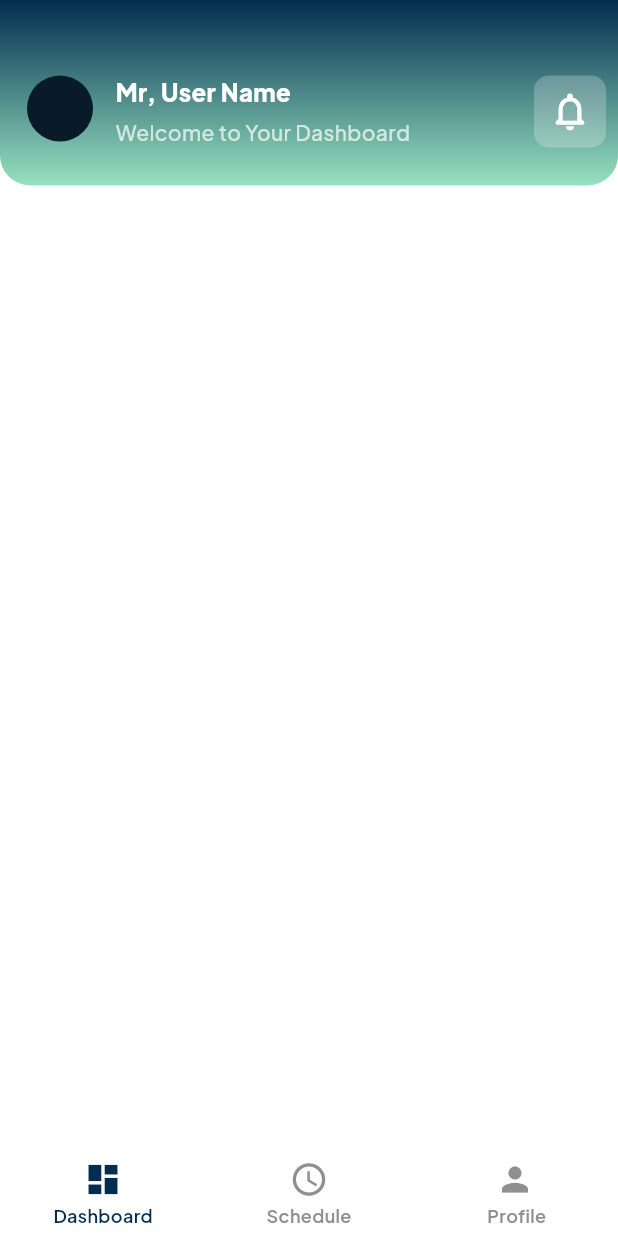
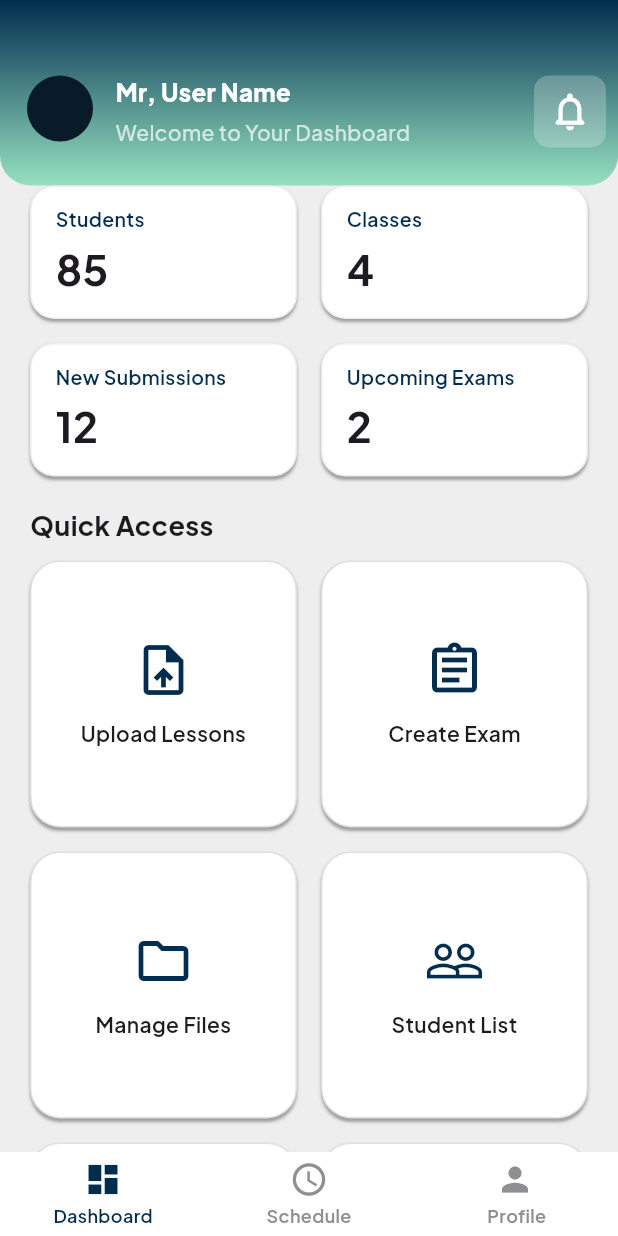
Before and after one commit to Ahmedmo1910/e-learning_dashboard, a Flutter app: the MainScreen screen opened by its route, on a phone screen of 412 x 824 dp. Run offline on Flutter 3.47's test engine with Material 3 defaults, Android fonts, the phone set to English and light mode, and no system bars; drawn by our look-alikes of persistent_bottom_nav_bar_v2; our stand-ins replace dio, dots_indicator, flutter_bloc, flutter_svg, gap, get_it and 2 more; accounts and stored records are empty.

Commit message:
Implemented dashboard feature

```diff
--- a/lib/features/dashboard/presentation/views/dashboard_screen.dart
+++ b/lib/features/dashboard/presentation/views/dashboard_screen.dart
@@ -1,11 +1,35 @@
 import 'package:flutter/material.dart';
-import 'widgets/custom_app_bar.dart';
+import 'package:teachers_dashboard/features/dashboard/presentation/views/widgets/custom_app_bar.dart';
+import 'package:teachers_dashboard/features/dashboard/presentation/views/widgets/quick_access_grid.dart';
+import 'package:teachers_dashboard/features/dashboard/presentation/views/widgets/stats_grid.dart';
 
 class DashboardScreen extends StatelessWidget {
   const DashboardScreen({super.key});
-
   @override
   Widget build(BuildContext context) {
-    return Column(children: [CustomAppBar()]);
+    return Container(
+      color: Colors.grey[200],
+      child: SingleChildScrollView(
+        child: Column(
+          crossAxisAlignment: CrossAxisAlignment.start,
+          children: const [
+            CustomAppBar(),
+            StatsGrid(),
+            SizedBox(height: 20),
+
+            Padding(
+              padding: EdgeInsets.only(left: 20),
+              child: Text(
+                'Quick Access',
+                style: TextStyle(fontSize: 18, fontWeight: FontWeight.bold),
+              ),
+            ),
+            SizedBox(height: 10),
+
+            QuickAccessGrid(),
+          ],
+        ),
+      ),
+    );
   }
 }
--- /dev/null
+++ b/lib/features/dashboard/presentation/views/widgets/quick_access_card.dart
@@ -0,0 +1,44 @@
+import 'package:flutter/material.dart';
+import 'package:teachers_dashboard/core/utils/app_colors.dart';
+
+class QuickAccessCard extends StatelessWidget {
+  final IconData icon;
+  final String label;
+
+  const QuickAccessCard({Key? key, required this.icon, required this.label})
+    : super(key: key);
+
+  @override
+  Widget build(BuildContext context) {
+    return GestureDetector(
+      onTap: () {},
+      child: Container(
+        decoration: BoxDecoration(
+          boxShadow: [
+            BoxShadow(
+              color: Colors.grey,
+              blurRadius: 1,
+              offset: const Offset(0, 2),
+            ),
+          ],
+          color: Colors.white,
+          borderRadius: BorderRadius.circular(20),
+          border: Border.all(color: Colors.grey[300]!),
+        ),
+        padding: const EdgeInsets.symmetric(vertical: 16),
+        child: Column(
+          mainAxisAlignment: MainAxisAlignment.center,
+          children: [
+            Icon(icon, size: 40, color: AppColors.primaryColor),
+            const SizedBox(height: 12),
+            Text(
+              label,
+              textAlign: TextAlign.center,
+              style: const TextStyle(fontSize: 14, fontWeight: FontWeight.w600),
+            ),
+          ],
+        ),
+      ),
+    );
+  }
+}
--- /dev/null
+++ b/lib/features/dashboard/presentation/views/widgets/quick_access_grid.dart
@@ -0,0 +1,41 @@
+import 'package:flutter/material.dart';
+import 'package:teachers_dashboard/features/dashboard/presentation/views/widgets/quick_access_card.dart';
+
+class QuickAccessGrid extends StatelessWidget {
+  const QuickAccessGrid({super.key});
+
+  @override
+  Widget build(BuildContext context) {
+    return Padding(
+      padding: const EdgeInsets.symmetric(horizontal: 20),
+
+      child: GridView.count(
+        shrinkWrap: true,
+        physics: const NeverScrollableScrollPhysics(),
+        crossAxisCount: 2,
+        mainAxisSpacing: 16,
+        crossAxisSpacing: 16,
+        childAspectRatio: 1.0,
+        padding: EdgeInsets.zero,
+
+        children: const [
+          QuickAccessCard(
+            icon: Icons.upload_file_outlined,
+            label: 'Upload Lessons',
+          ),
+          QuickAccessCard(
+            icon: Icons.assignment_outlined,
+            label: 'Create Exam',
+          ),
+          QuickAccessCard(icon: Icons.folder_outlined, label: 'Manage Files'),
+          QuickAccessCard(icon: Icons.people_outline, label: 'Student List'),
+          QuickAccessCard(icon: Icons.bar_chart_outlined, label: 'Grades'),
+          QuickAccessCard(
+            icon: Icons.campaign_outlined,
+            label: 'Announcements',
+          ),
+        ],
+      ),
+    );
+  }
+}
--- /dev/null
+++ b/lib/features/dashboard/presentation/views/widgets/stat_card.dart
@@ -0,0 +1,48 @@
+import 'package:flutter/material.dart';
+import 'package:teachers_dashboard/core/utils/app_colors.dart';
+
+class StatCard extends StatelessWidget {
+  final String title;
+  final String value;
+
+  const StatCard({Key? key, required this.title, required this.value})
+    : super(key: key);
+
+  @override
+  Widget build(BuildContext context) {
+    return Container(
+      padding: const EdgeInsets.symmetric(horizontal: 16),
+      decoration: BoxDecoration(
+        color: Colors.white,
+        borderRadius: BorderRadius.circular(16),
+        border: Border.all(color: Colors.grey[200]!),
+        boxShadow: [
+          BoxShadow(
+            color: Colors.grey,
+            blurRadius: 1,
+            offset: const Offset(0, 2),
+          ),
+        ],
+      ),
+      child: Column(
+        crossAxisAlignment: CrossAxisAlignment.start,
+        mainAxisAlignment: MainAxisAlignment.center,
+        children: [
+          Text(
+            title,
+            style: TextStyle(
+              fontSize: 13,
+              color: AppColors.primaryColor,
+              fontWeight: FontWeight.w600,
+            ),
+          ),
+          const SizedBox(height: 4),
+          Text(
+            value,
+            style: const TextStyle(fontSize: 28, fontWeight: FontWeight.bold),
+          ),
+        ],
+      ),
+    );
+  }
+}
--- /dev/null
+++ b/lib/features/dashboard/presentation/views/widgets/stats_grid.dart
@@ -0,0 +1,28 @@
+import 'package:flutter/material.dart';
+import 'package:teachers_dashboard/features/dashboard/presentation/views/widgets/stat_card.dart';
+
+class StatsGrid extends StatelessWidget {
+  const StatsGrid({super.key});
+
+  @override
+  Widget build(BuildContext context) {
+    return Padding(
+      padding: const EdgeInsets.symmetric(horizontal: 20),
+
+      child: GridView.count(
+        shrinkWrap: true,
+        physics: const NeverScrollableScrollPhysics(),
+        crossAxisCount: 2,
+        mainAxisSpacing: 16,
+        crossAxisSpacing: 16,
+        childAspectRatio: 2,
+        children: const [
+          StatCard(title: 'Students', value: '85'),
+          StatCard(title: 'Classes', value: '4'),
+          StatCard(title: 'New Submissions', value: '12'),
+          StatCard(title: 'Upcoming Exams', value: '2'),
+        ],
+      ),
+    );
+  }
+}
--- a/lib/features/dashboard/presentation/views/widgets/user_info.dart
+++ b/lib/features/dashboard/presentation/views/widgets/user_info.dart
@@ -35,9 +35,7 @@ class UserInfo extends StatelessWidget {
             ),
           ],
         ),
-
         Spacer(),
-
         Container(
           decoration: BoxDecoration(
             color: const Color.fromARGB(60, 255, 252, 252),
```
